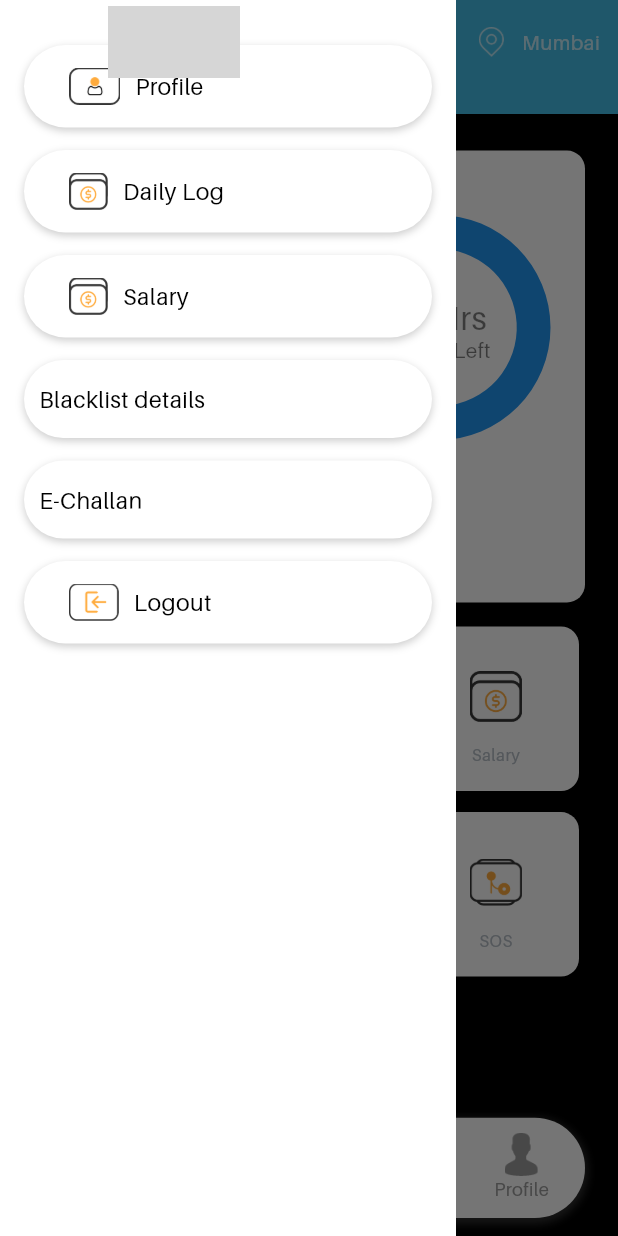
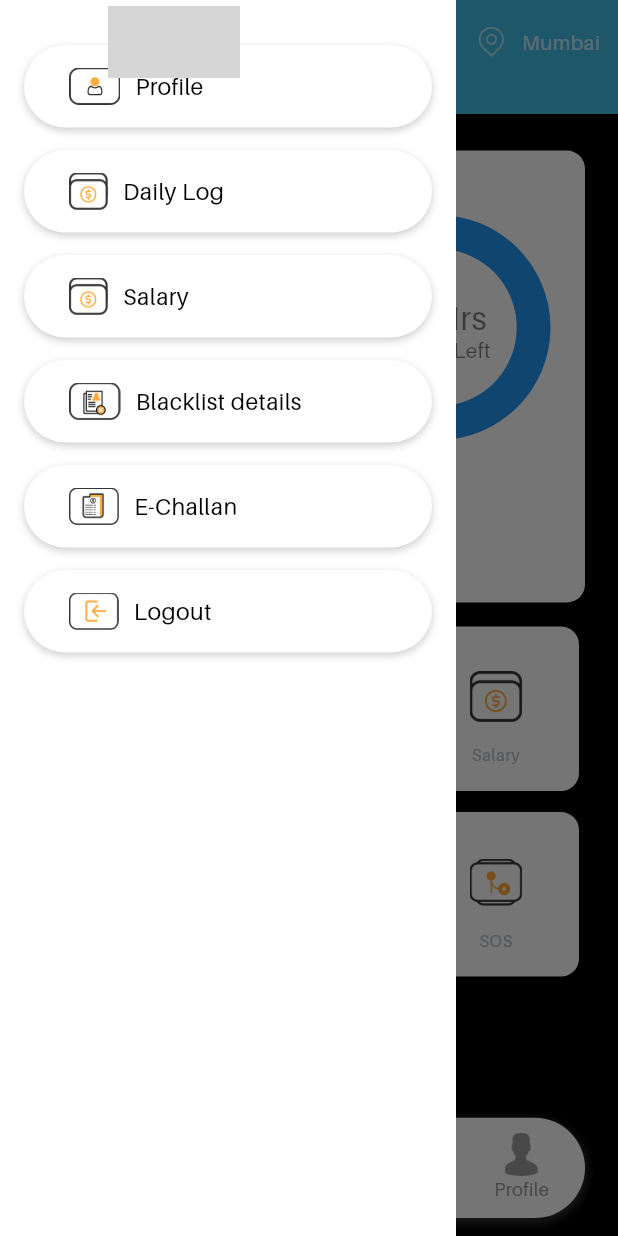
Before and after one commit to eunoiaSoftech/MaximMblApp, a Flutter app: the MainScreen screen opened directly, with the side drawer open, on a phone screen of 412 x 824 dp. Run offline on Flutter 3.47's test engine with Material 3 defaults, Android fonts, the light colour scheme and no system bars; our stand-ins replace cached_network_image, dio, equatable, flutter_bloc, get, get_storage and 5 more; missing offline and left inert: flutter_share, svg_flutter; accounts and stored records are empty; network calls fail; grey boxes are pictures that could not be loaded.

Commit message:
ui changes ongoing

```diff
--- a/lib/features/home/presentation/ui/widgets/drawer.dart
+++ b/lib/features/home/presentation/ui/widgets/drawer.dart
@@ -74,11 +74,11 @@ class AppDrawer extends StatelessWidget {
                       // Add any navigation logic here if needed
                     }, context),
                     const SizedBox(height: 15),
-                    buildDrawerItem("Blacklist details", "", () {
+                    buildDrawerItem("Blacklist details", "assets/icons/Black loist.png", () {
                       // Add any navigation logic here if needed
                     }, context),
                     const SizedBox(height: 15),
-                    buildDrawerItem("E-Challan", "", () {
+                    buildDrawerItem("E-Challan", "assets/icons/E challan.png", () {
                       // Add any navigation logic here if needed
                     }, context),
                     const SizedBox(height: 15),
```
Also changed, not shown: assets/icons/Black loist.png (added), assets/icons/E challan.png (added), assets/icons/Group 10004.png (added), assets/icons/Group 10013.png (added), assets/icons/Group 10014.png (added), assets/icons/Group 10015.png (added), assets/icons/Group 10017.png (added), assets/icons/Group 10020.png (added), assets/icons/Group 10021.png (added), assets/icons/Group 10022.png (added), assets/icons/Group 9720.png (added), assets/icons/Icon Group.png (added), assets/icons/user.png (added), 1 other file.
